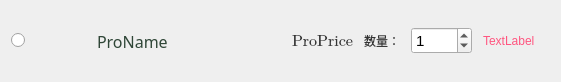
This is Client/Cart/cartitem.ui in Eva-483650/ShoppingMall as Qt 5 draws it before an edit. The edited form follows.
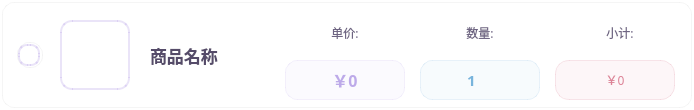
This is the edited form.

Diff of the .ui file:
```diff
--- a/Client/Cart/cartitem.ui
+++ b/Client/Cart/cartitem.ui
@@ -6,25 +6,25 @@
    <rect>
     <x>0</x>
     <y>0</y>
-    <width>561</width>
-    <height>82</height>
+    <width>694</width>
+    <height>110</height>
    </rect>
   </property>
   <property name="minimumSize">
    <size>
-    <width>0</width>
-    <height>80</height>
+    <width>600</width>
+    <height>110</height>
    </size>
   </property>
   <property name="maximumSize">
    <size>
-    <width>166720</width>
-    <height>82</height>
+    <width>16777215</width>
+    <height>110</height>
    </size>
   </property>
   <property name="font">
    <font>
-    <family>Microsoft YaHei UI</family>
+    <family>Microsoft YaHei</family>
    </font>
   </property>
   <property name="focusPolicy">
@@ -36,9 +36,74 @@
   <property name="windowTitle">
    <string>Form</string>
   </property>
+  <property name="styleSheet">
+   <string notr="true">QWidget {
+    background: rgba(255, 255, 255, 250);
+    border: 1px solid rgba(230, 230, 230, 100);
+    border-radius: 12px;
+    font-family: &quot;Microsoft YaHei&quot;;
+    margin: 2px;
+}
+
+QWidget:hover {
+    background: transparent;  /* 让列表项的hover样式生效 */
+    border: none;
+}</string>
+  </property>
   <layout class="QHBoxLayout" name="horizontalLayout_3">
+   <property name="spacing">
+    <number>15</number>
+   </property>
+   <property name="leftMargin">
+    <number>15</number>
+   </property>
+   <property name="topMargin">
+    <number>10</number>
+   </property>
+   <property name="rightMargin">
+    <number>15</number>
+   </property>
+   <property name="bottomMargin">
+    <number>10</number>
+   </property>
    <item>
     <widget class="QRadioButton" name="radioButton">
+     <property name="minimumSize">
+      <size>
+       <width>30</width>
+       <height>30</height>
+      </size>
+     </property>
+     <property name="styleSheet">
+      <string notr="true">
+QRadioButton {
+    background: transparent;
+    color: rgb(110, 100, 130);
+    font: 600 12pt &quot;Microsoft YaHei&quot;;
+}
+
+QRadioButton::indicator {
+    width: 18px;
+    height: 18px;
+    border-radius: 9px;
+    border: 2px solid rgba(189, 170, 233, 80);
+    background: rgba(255, 255, 255, 200);
+}
+
+QRadioButton::indicator:checked {
+    background: qlineargradient(spread:pad, x1:0, y1:0, x2:1, y2:1,
+                stop:0 rgba(189, 170, 233, 255),
+                stop:0.5 rgba(201, 182, 243, 255),
+                stop:1 rgba(213, 194, 253, 255));
+    border: 2px solid rgba(189, 170, 233, 120);
+}
+
+QRadioButton::indicator:hover {
+    border: 2px solid rgba(189, 170, 233, 120);
+    background: rgba(240, 235, 250, 200);
+}
+      </string>
+     </property>
      <property name="text">
       <string/>
      </property>
@@ -46,112 +111,373 @@
    </item>
    <item>
     <widget class="QWidget" name="widMusicPic" native="true">
+     <property name="sizePolicy">
+      <sizepolicy hsizetype="Fixed" vsizetype="Fixed">
+       <horstretch>0</horstretch>
+       <verstretch>0</verstretch>
+      </sizepolicy>
+     </property>
      <property name="minimumSize">
       <size>
-       <width>60</width>
-       <height>60</height>
+       <width>70</width>
+       <height>70</height>
       </size>
      </property>
      <property name="maximumSize">
       <size>
-       <width>60</width>
-       <height>60</height>
+       <width>70</width>
+       <height>70</height>
       </size>
      </property>
+     <property name="styleSheet">
+      <string notr="true">
+      QWidget {
+          background: qlineargradient(spread:pad, x1:0, y1:0, x2:1, y2:1,
+                      stop:0 rgba(189, 170, 233, 120),
+                      stop:0.5 rgba(201, 182, 243, 120),
+                      stop:1 rgba(213, 194, 253, 120));
+          border: 2px solid rgba(189, 170, 233, 80);
+          border-radius: 12px;  /* 改为圆角矩形，原来是35px的圆形 */
+          margin: 0px;
+      }
+
+      QWidget:hover {
+          background: qlineargradient(spread:pad, x1:0, y1:0, x2:1, y2:1,
+                      stop:0 rgba(189, 170, 233, 150),
+                      stop:0.5 rgba(201, 182, 243, 150),
+                      stop:1 rgba(213, 194, 253, 150));
+          border: 2px solid rgba(189, 170, 233, 120);
+      }
+      </string>
+     </property>
     </widget>
    </item>
    <item>
-    <layout class="QHBoxLayout" name="horizontalLayout">
+    <widget class="QWidget" name="nameWidget" native="true">
+     <property name="sizePolicy">
+      <sizepolicy hsizetype="Expanding" vsizetype="Preferred">
+       <horstretch>3</horstretch>
+       <verstretch>0</verstretch>
+      </sizepolicy>
+     </property>
+     <property name="minimumSize">
+      <size>
+       <width>180</width>
+       <height>0</height>
+      </size>
+     </property>
+     <property name="styleSheet">
+      <string notr="true">
+QWidget {
+    background: transparent;
+    border: none;
+    margin: 0px;
+}
+      </string>
+     </property>
+     <layout class="QVBoxLayout" name="nameLayout">
+      <property name="spacing">
+       <number>5</number>
+      </property>
+      <property name="leftMargin">
+       <number>0</number>
+      </property>
+      <property name="topMargin">
+       <number>0</number>
+      </property>
+      <property name="rightMargin">
+       <number>0</number>
+      </property>
+      <property name="bottomMargin">
+       <number>0</number>
+      </property>
      <item>
       <widget class="QLabel" name="ProName">
        <property name="sizePolicy">
-        <sizepolicy hsizetype="Fixed" vsizetype="Preferred">
+         <sizepolicy hsizetype="Expanding" vsizetype="Expanding">
          <horstretch>0</horstretch>
          <verstretch>0</verstretch>
         </sizepolicy>
        </property>
+        <property name="minimumSize">
+         <size>
+          <width>160</width>
+          <height>0</height>
+         </size>
+        </property>
        <property name="font">
         <font>
-         <family>微软雅黑</family>
-         <pointsize>12</pointsize>
-         <weight>9</weight>
+          <family>Microsoft YaHei</family>
+          <pointsize>13</pointsize>
          <italic>false</italic>
-         <bold>false</bold>
+          <bold>true</bold>
         </font>
        </property>
        <property name="styleSheet">
-        <string notr="true">font: 75 12pt &quot;微软雅黑&quot;;
-color:rgb(47, 70, 55);</string>
+         <string notr="true">
+QLabel {
+    background: transparent;
+    color: rgb(85, 75, 105);
+    font: bold 13pt &quot;Microsoft YaHei&quot;;
+    padding: 5px 0px;
+    border: none;
+    margin: 0px;
+}
+         </string>
        </property>
        <property name="text">
-        <string>ProName</string>
+         <string>商品名称</string>
+        </property>
+        <property name="alignment">
+         <set>Qt::AlignmentFlag::AlignLeading|Qt::AlignmentFlag::AlignLeft|Qt::AlignmentFlag::AlignVCenter</set>
+        </property>
+        <property name="wordWrap">
+         <bool>true</bool>
        </property>
       </widget>
      </item>
     </layout>
+    </widget>
    </item>
    <item>
-    <layout class="QHBoxLayout" name="horizontalLayout_2">
+    <widget class="QWidget" name="priceWidget" native="true">
+     <property name="sizePolicy">
+      <sizepolicy hsizetype="Fixed" vsizetype="Preferred">
+       <horstretch>0</horstretch>
+       <verstretch>0</verstretch>
+      </sizepolicy>
+     </property>
+     <property name="minimumSize">
+      <size>
+       <width>120</width>
+       <height>0</height>
+      </size>
+     </property>
+     <property name="maximumSize">
+      <size>
+       <width>150</width>
+       <height>16777215</height>
+      </size>
+     </property>
+     <property name="styleSheet">
+      <string notr="true">
+QWidget {
+    background: transparent;
+    border: none;
+    margin: 0px;
+}
+      </string>
+     </property>
+     <layout class="QVBoxLayout" name="priceLayout">
      <property name="spacing">
-      <number>11</number>
+       <number>5</number>
+      </property>
+      <property name="leftMargin">
+       <number>0</number>
+      </property>
+      <property name="topMargin">
+       <number>0</number>
      </property>
      <property name="rightMargin">
-      <number>15</number>
+       <number>0</number>
+      </property>
+      <property name="bottomMargin">
+       <number>0</number>
      </property>
      <item>
-      <spacer name="horizontalSpacer_2">
-       <property name="orientation">
-        <enum>Qt::Horizontal</enum>
-       </property>
-       <property name="sizeHint" stdset="0">
-        <size>
-         <width>78</width>
-         <height>20</height>
-        </size>
-       </property>
-      </spacer>
+       <widget class="QLabel" name="priceLabel">
+        <property name="styleSheet">
+         <string notr="true">
+QLabel {
+    font: 600 11pt &quot;Microsoft YaHei&quot;;
+    color: rgb(110, 100, 130);
+    background: transparent;
+    border: none;
+    margin: 0px;
+    padding: 2px;
+}
+         </string>
+        </property>
+        <property name="text">
+         <string>单价:</string>
+        </property>
+        <property name="alignment">
+         <set>Qt::AlignmentFlag::AlignCenter</set>
+        </property>
+       </widget>
      </item>
      <item>
       <widget class="QLabel" name="ProPrice">
+        <property name="minimumSize">
+         <size>
+          <width>120</width>
+          <height>40</height>
+         </size>
+        </property>
+        <property name="maximumSize">
+         <size>
+          <width>120</width>
+          <height>40</height>
+         </size>
+        </property>
        <property name="font">
         <font>
-         <family>Cambria Math</family>
+          <family>Microsoft YaHei</family>
          <pointsize>12</pointsize>
-         <weight>50</weight>
          <italic>false</italic>
-         <bold>false</bold>
+          <bold>true</bold>
         </font>
        </property>
        <property name="styleSheet">
         <string notr="true">
-font: 12pt &quot;Cambria Math&quot;;
-color: #333;</string>
+QLabel {
+    font: bold 12pt &quot;Microsoft YaHei&quot;;
+    color: rgb(189, 170, 233);
+    background: rgba(189, 170, 233, 15);
+    padding: 6px 8px;
+    border-radius: 12px;
+    border: 1px solid rgba(189, 170, 233, 40);
+    margin: 0px;
+}
+         </string>
        </property>
        <property name="text">
-        <string>ProPrice</string>
-       </property>
-      </widget>
-     </item>
+         <string>￥0</string>
+        </property>
+        <property name="alignment">
+         <set>Qt::AlignmentFlag::AlignCenter</set>
+        </property>
+       </widget>
+      </item>
+     </layout>
+    </widget>
+   </item>
+   <item>
+    <widget class="QWidget" name="quantityWidget" native="true">
+     <property name="sizePolicy">
+      <sizepolicy hsizetype="Fixed" vsizetype="Preferred">
+       <horstretch>0</horstretch>
+       <verstretch>0</verstretch>
+      </sizepolicy>
+     </property>
+     <property name="minimumSize">
+      <size>
+       <width>120</width>
+       <height>0</height>
+      </size>
+     </property>
+     <property name="maximumSize">
+      <size>
+       <width>140</width>
+       <height>16777215</height>
+      </size>
+     </property>
+     <property name="styleSheet">
+      <string notr="true">
+QWidget {
+    background: transparent;
+    border: none;
+    margin: 0px;
+}
+      </string>
+     </property>
+     <layout class="QVBoxLayout" name="quantityLayout">
+      <property name="spacing">
+       <number>5</number>
+      </property>
+      <property name="leftMargin">
+       <number>0</number>
+      </property>
+      <property name="topMargin">
+       <number>0</number>
+      </property>
+      <property name="rightMargin">
+       <number>0</number>
+      </property>
+      <property name="bottomMargin">
+       <number>0</number>
+      </property>
      <item>
       <widget class="QLabel" name="ProNum">
        <property name="styleSheet">
         <string notr="true">
-font: 12pt &quot;Cambria Math&quot;;
-color: #333;</string>
+QLabel {
+    font: 600 11pt &quot;Microsoft YaHei&quot;;
+    color: rgb(110, 100, 130);
+    background: transparent;
+    border: none;
+    margin: 0px;
+    padding: 2px;
+}
+         </string>
        </property>
        <property name="text">
-        <string>数量：</string>
+         <string>数量:</string>
+        </property>
+        <property name="alignment">
+         <set>Qt::AlignmentFlag::AlignCenter</set>
        </property>
       </widget>
      </item>
      <item>
      <widget class="QSpinBox" name="spinBox">
+        <property name="minimumSize">
+         <size>
+          <width>120</width>
+          <height>40</height>
+         </size>
+        </property>
+        <property name="maximumSize">
+         <size>
+          <width>120</width>
+          <height>40</height>
+         </size>
+        </property>
          <property name="font">
              <font>
-                 <family>Microsoft YaHei UI</family>
+          <family>Microsoft YaHei</family>
                  <pointsize>11</pointsize>
-             </font>
-         </property>
+          <italic>false</italic>
+          <bold>true</bold>
+         </font>
+        </property>
+        <property name="styleSheet">
+         <string notr="true">
+QSpinBox {
+    background: rgba(120, 180, 220, 15);
+    border: 1px solid rgba(120, 180, 220, 40);
+    border-radius: 12px;
+    padding: 4px 8px;
+    color: rgb(120, 180, 220);
+    font: bold 11pt &quot;Microsoft YaHei&quot;;
+}
+
+QSpinBox:hover {
+    background: rgba(120, 180, 220, 25);
+    border: 1px solid rgba(120, 180, 220, 60);
+}
+
+QSpinBox:focus {
+    background: rgba(120, 180, 220, 20);
+    border: 2px solid rgba(120, 180, 220, 80);
+}
+
+QSpinBox::up-button, QSpinBox::down-button {
+    background: transparent;
+    border: none;
+    width: 16px;
+    height: 14px;
+}
+
+QSpinBox::up-button:hover, QSpinBox::down-button:hover {
+    background: rgba(120, 180, 220, 30);
+    border-radius: 6px;
+}
+         </string>
+        </property>
+        <property name="alignment">
+         <set>Qt::AlignmentFlag::AlignCenter</set>
+        </property>
          <property name="minimum">
              <number>0</number>  <!-- 改为0 -->
          </property>
@@ -163,18 +489,114 @@
          </property>
      </widget>
      </item>
+     </layout>
+    </widget>
+   </item>
+   <item>
+    <widget class="QWidget" name="totalWidget" native="true">
+     <property name="sizePolicy">
+      <sizepolicy hsizetype="Fixed" vsizetype="Preferred">
+       <horstretch>0</horstretch>
+       <verstretch>0</verstretch>
+      </sizepolicy>
+     </property>
+     <property name="minimumSize">
+      <size>
+       <width>130</width>
+       <height>0</height>
+      </size>
+     </property>
+     <property name="maximumSize">
+      <size>
+       <width>160</width>
+       <height>16777215</height>
+      </size>
+     </property>
+     <property name="styleSheet">
+      <string notr="true">
+QWidget {
+    background: transparent;
+    border: none;
+    margin: 0px;
+}
+      </string>
+     </property>
+     <layout class="QVBoxLayout" name="totalLayout">
+      <property name="spacing">
+       <number>5</number>
+      </property>
+      <property name="leftMargin">
+       <number>0</number>
+      </property>
+      <property name="topMargin">
+       <number>0</number>
+      </property>
+      <property name="rightMargin">
+       <number>0</number>
+      </property>
+      <property name="bottomMargin">
+       <number>0</number>
+      </property>
+      <item>
+       <widget class="QLabel" name="totalLabel">
+        <property name="styleSheet">
+         <string notr="true">
+QLabel {
+    font: 600 11pt &quot;Microsoft YaHei&quot;;
+    color: rgb(110, 100, 130);
+    background: transparent;
+    border: none;
+    margin: 0px;
+    padding: 2px;
+}
+         </string>
+        </property>
+        <property name="text">
+         <string>小计:</string>
+        </property>
+        <property name="alignment">
+         <set>Qt::AlignmentFlag::AlignCenter</set>
+        </property>
+       </widget>
+      </item>
      <item>
       <widget class="QLabel" name="ProTolPrice">
+        <property name="minimumSize">
+         <size>
+          <width>120</width>
+          <height>40</height>
+         </size>
+        </property>
+        <property name="maximumSize">
+         <size>
+          <width>120</width>
+          <height>40</height>
+         </size>
+        </property>
        <property name="styleSheet">
-        <string notr="true">color: rgb(255, 85, 127);
-font: 12pt &quot;Cambria Math&quot;;</string>
+         <string notr="true">
+QLabel {
+    font: bold 13pt &quot;Microsoft YaHei&quot;;
+    color: rgb(220, 130, 150);
+    background: rgba(220, 130, 150, 18);
+    padding: 6px 10px;
+    border-radius: 14px;
+    border: 1px solid rgba(220, 130, 150, 50);
+    margin: 0px;
+    text-shadow: 0px 1px 1px rgba(0, 0, 0, 0.05);
+}
+         </string>
        </property>
        <property name="text">
-        <string>TextLabel</string>
+         <string>￥0</string>
+        </property>
+        <property name="alignment">
+         <set>Qt::AlignmentFlag::AlignCenter</set>
        </property>
       </widget>
      </item>
     </layout>
+    </widget>
    </item>
   </layout>
  </widget>
```
Left out of the diff: 9 changed lines with no effect on the pictures. Lines whose indentation alone changed are shown as unchanged.
